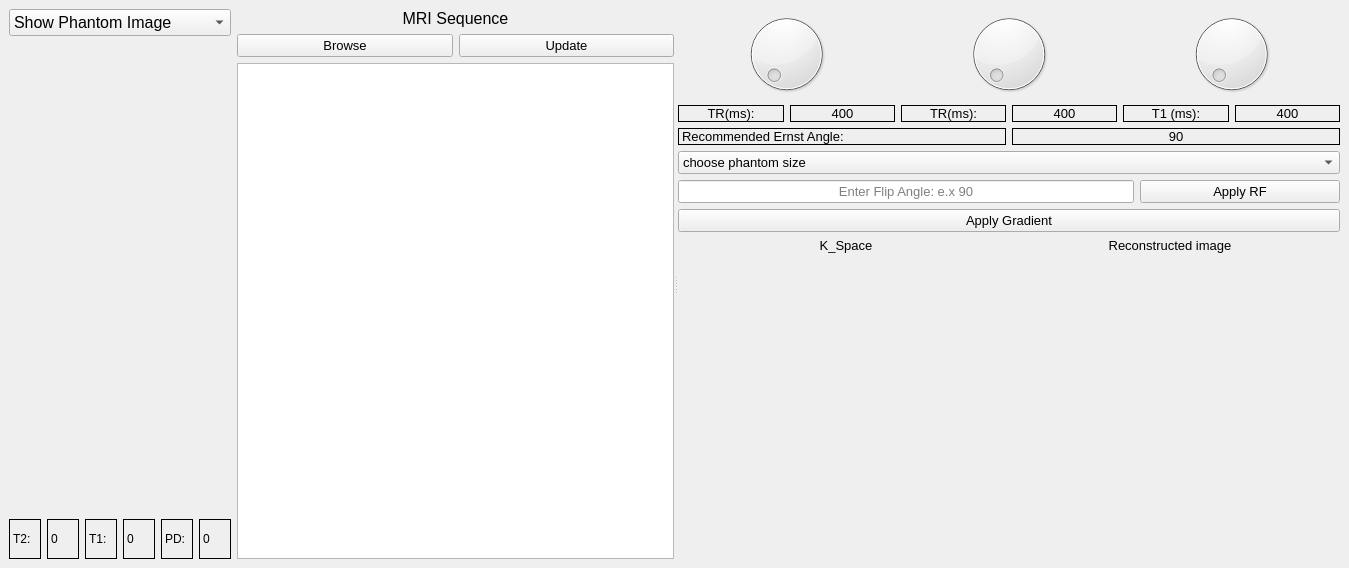
Qt form mainWindow.ui (Abdelrahmanhassan1/MRI_Simulator_Python) before a commit.
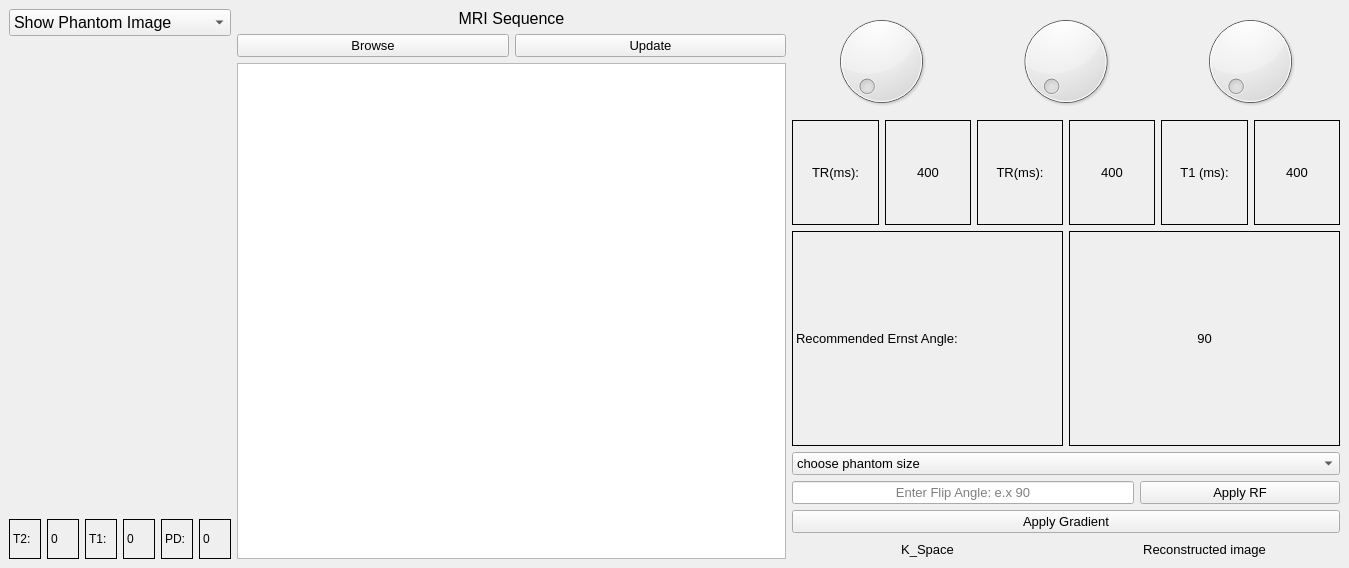
The same form after that commit. Custom widgets are drawn as their Qt base class.

Commit message: add reconstructed image live update

```diff
--- a/mainWindow.ui
+++ b/mainWindow.ui
@@ -20,9 +20,9 @@
    <string>MainWindow</string>
   </property>
   <widget class="QWidget" name="centralwidget">
-   <layout class="QHBoxLayout" name="horizontalLayout_13">
+   <layout class="QVBoxLayout" name="verticalLayout_15">
     <item>
-     <layout class="QHBoxLayout" name="horizontalLayout_12">
+     <layout class="QHBoxLayout" name="horizontalLayout_13">
       <item>
        <layout class="QVBoxLayout" name="verticalLayout">
         <item>
@@ -188,11 +188,8 @@
        </layout>
       </item>
       <item>
-       <widget class="QSplitter" name="splitter">
-        <property name="orientation">
-         <enum>Qt::Horizontal</enum>
-        </property>
-        <widget class="QWidget" name="layoutWidget">
+       <layout class="QHBoxLayout" name="horizontalLayout_12">
+        <item>
          <layout class="QVBoxLayout" name="verticalLayout_3">
           <item>
            <widget class="QLabel" name="label_16">
@@ -266,9 +263,9 @@
            </widget>
           </item>
          </layout>
-        </widget>
-        <widget class="QWidget" name="layoutWidget">
-         <layout class="QVBoxLayout" name="verticalLayout_9">
+        </item>
+        <item>
+         <layout class="QVBoxLayout" name="verticalLayout_14">
           <item>
            <layout class="QVBoxLayout" name="verticalLayout_2">
             <item>
@@ -608,6 +605,18 @@
              <layout class="QVBoxLayout" name="verticalLayout_10">
               <item>
                <widget class="QLabel" name="label_14">
+                <property name="minimumSize">
+                 <size>
+                  <width>0</width>
+                  <height>20</height>
+                 </size>
+                </property>
+                <property name="maximumSize">
+                 <size>
+                  <width>16777215</width>
+                  <height>20</height>
+                 </size>
+                </property>
                 <property name="font">
                  <font>
                   <pointsize>10</pointsize>
@@ -622,30 +631,26 @@
                </widget>
               </item>
               <item>
-               <widget class="QLabel" name="k_space_label">
-                <property name="minimumSize">
-                 <size>
-                  <width>300</width>
-                  <height>300</height>
-                 </size>
-                </property>
-                <property name="maximumSize">
-                 <size>
-                  <width>300</width>
-                  <height>300</height>
-                 </size>
-                </property>
-                <property name="text">
-                 <string/>
-                </property>
-               </widget>
+               <layout class="QVBoxLayout" name="verticalLayout_9"/>
               </item>
              </layout>
             </item>
             <item>
-             <layout class="QVBoxLayout" name="verticalLayout_12">
+             <layout class="QVBoxLayout" name="verticalLayout_13">
               <item>
                <widget class="QLabel" name="label_15">
+                <property name="minimumSize">
+                 <size>
+                  <width>0</width>
+                  <height>20</height>
+                 </size>
+                </property>
+                <property name="maximumSize">
+                 <size>
+                  <width>16777215</width>
+                  <height>20</height>
+                 </size>
+                </property>
                 <property name="font">
                  <font>
                   <pointsize>10</pointsize>
@@ -660,31 +665,15 @@
                </widget>
               </item>
               <item>
-               <widget class="QLabel" name="reconstructed_image_label">
-                <property name="minimumSize">
-                 <size>
-                  <width>300</width>
-                  <height>300</height>
-                 </size>
-                </property>
-                <property name="maximumSize">
-                 <size>
-                  <width>300</width>
-                  <height>300</height>
-                 </size>
-                </property>
-                <property name="text">
-                 <string/>
-                </property>
-               </widget>
+               <layout class="QVBoxLayout" name="verticalLayout_12"/>
               </item>
              </layout>
             </item>
            </layout>
           </item>
          </layout>
-        </widget>
-       </widget>
+        </item>
+       </layout>
       </item>
      </layout>
     </item>
```
The commit also changes 6 other files.
